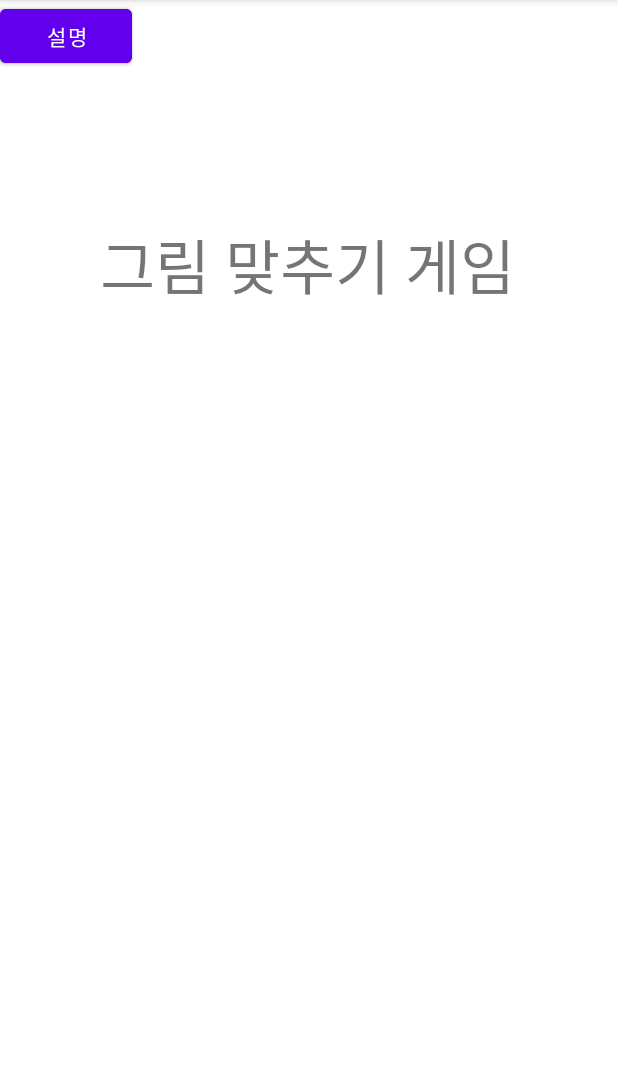
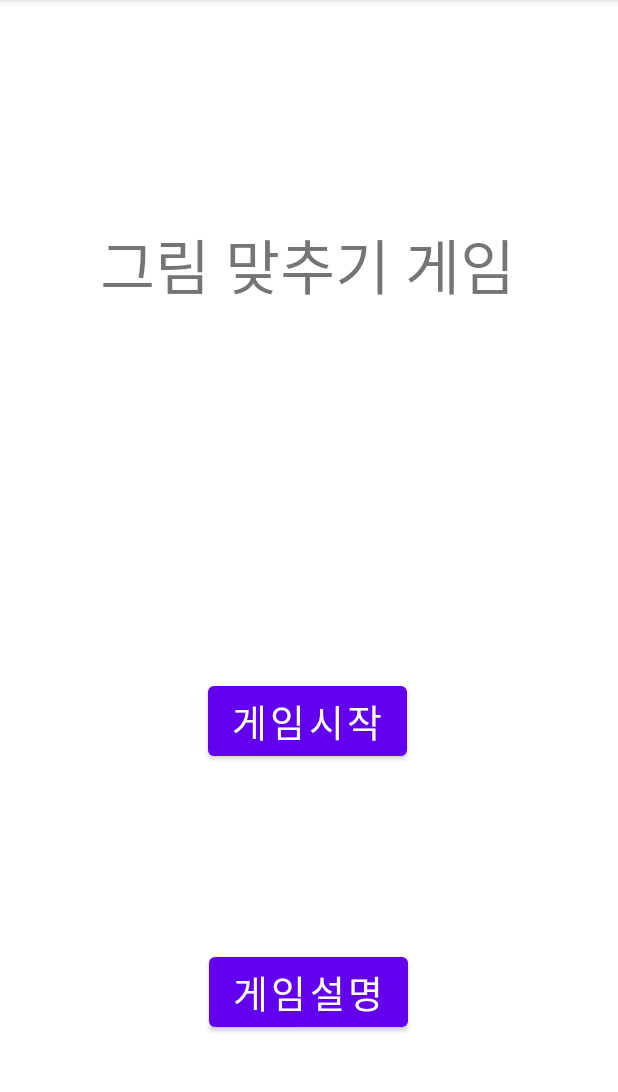
Before and after one commit to podokiller/Java_project, an Android app: the screen it shows after launch (MainActivity), on a phone screen of 412 x 824 dp, the part 84-1176 px from its top. Run offline under Robolectric (Android 15) with nearby library versions, the phone set to English and light mode, and no system bars.

Commit message:
게임설명창 이동

```diff
--- a/app/src/main/AndroidManifest.xml
+++ b/app/src/main/AndroidManifest.xml
@@ -10,6 +10,12 @@
         android:supportsRtl="true"
         android:theme="@style/Theme.MyFirstApp">
         <activity
+            android:name=".RuleActivity"
+            android:exported="false" />
+        <activity
+            android:name=".TipActivity"
+            android:exported="false" />
+        <activity
             android:name=".MainActivity"
             android:exported="true">
             <intent-filter>
--- a/app/src/main/java/com/example/myfirstapp/MainActivity.kt
+++ b/app/src/main/java/com/example/myfirstapp/MainActivity.kt
@@ -1,12 +1,21 @@
 package com.example.myfirstapp
 
+import android.content.Intent
 import androidx.appcompat.app.AppCompatActivity
 import android.os.Bundle
+import android.widget.Button
 
 class MainActivity : AppCompatActivity() {
+    lateinit var ruleButton:Button
     override fun onCreate(savedInstanceState: Bundle?) {
         super.onCreate(savedInstanceState)
         setContentView(R.layout.activity_main)
 
+        var intent = Intent(this, RuleActivity::class.java)
+        ruleButton=findViewById(R.id.Rule)
+        ruleButton.setOnClickListener {
+            startActivity(intent)
+
+        }
     }
 }
--- a/app/src/main/res/layout/activity_main.xml
+++ b/app/src/main/res/layout/activity_main.xml
@@ -23,15 +23,25 @@
         android:layout_width="wrap_content"
         android:layout_height="wrap_content"
         android:text="게임시작"
-        tools:layout_editor_absoluteX="158dp"
-        tools:layout_editor_absoluteY="364dp" />
+        android:textSize="25dp"
+        app:layout_constraintBottom_toBottomOf="parent"
+        app:layout_constraintEnd_toEndOf="parent"
+        app:layout_constraintHorizontal_bias="0.496"
+        app:layout_constraintStart_toStartOf="parent"
+        app:layout_constraintTop_toTopOf="parent"
+        app:layout_constraintVertical_bias="0.636" />
 
     <Button
-        android:id="@+id/Tip"
+        android:id="@+id/Rule"
         android:layout_width="wrap_content"
         android:layout_height="wrap_content"
-        android:text="설명"
-        tools:layout_editor_absoluteX="158dp"
-        tools:layout_editor_absoluteY="510dp" />
+        android:text="게임설명"
+        android:textSize="25dp"
+        app:layout_constraintBottom_toBottomOf="parent"
+        app:layout_constraintEnd_toEndOf="parent"
+        app:layout_constraintHorizontal_bias="0.498"
+        app:layout_constraintStart_toStartOf="parent"
+        app:layout_constraintTop_toTopOf="parent"
+        app:layout_constraintVertical_bias="0.891" />
 
 </androidx.constraintlayout.widget.ConstraintLayout>
```
Also changed, not shown: app/src/main/java/com/example/myfirstapp/RuleActivity.kt (added, +11 -0 lines), app/src/main/res/layout/activity_rule.xml (added, +51 -0 lines).
